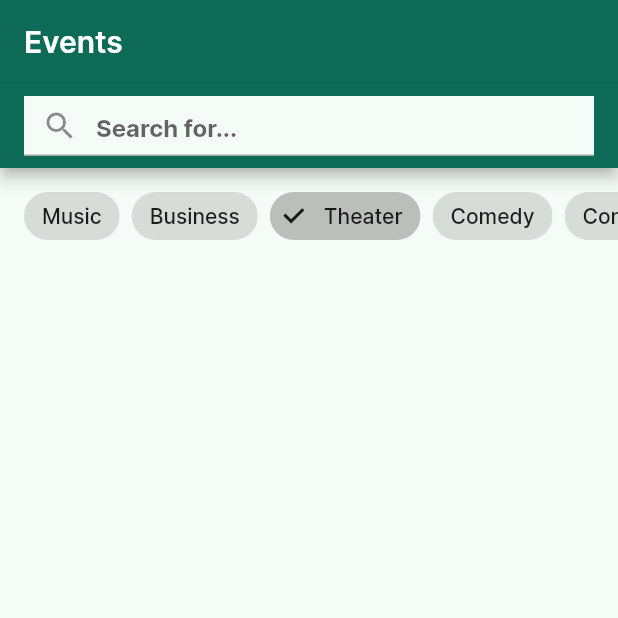
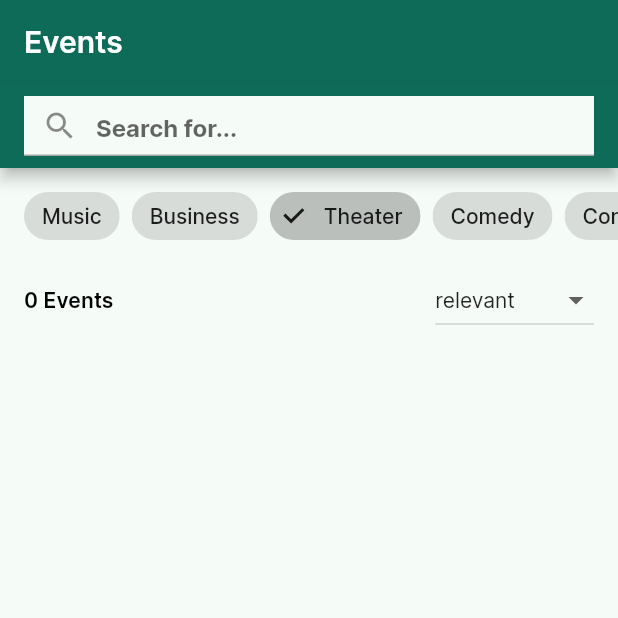
Before and after one commit to juanpa097/teapptro, a Flutter app: the screen it shows after launch, on a phone screen of 412 x 824 dp, the top half of it. Run offline on Flutter 3.47's test engine with Material 2 defaults, Android fonts, the phone set to English and light mode, and no system bars; our stand-ins replace cloud_firestore, dartz, firebase_core, flutter_bloc, freezed_annotation, get_it and 2 more; accounts and stored records are empty.

Commit message:
Connected the summary bar ro backend

```diff
--- a/lib/features/search/data/repositories/events_repository_impl.dart
+++ b/lib/features/search/data/repositories/events_repository_impl.dart
@@ -1,6 +1,5 @@
 import 'package:cloud_firestore/cloud_firestore.dart';
 import 'package:dartz/dartz.dart';
-import 'package:flutter/material.dart';
 import 'package:injectable/injectable.dart';
 import 'package:rxdart/rxdart.dart';
 
@@ -30,11 +29,8 @@ class EventsRepositoryImpl extends EventsRepository {
                 .toList(),
           ),
         )
-        // Error to when the mapping failed.
         .onErrorReturnWith(
       (Object e, StackTrace stackTrace) {
-        debugPrint(e is Error ? e.toString() : '>>>>>>>>>>>>>>>>>>>>>>>');
-        debugPrintStack(stackTrace: stackTrace);
         return left(
           EventFailure.unexpected(e is Error ? e : null),
         );
--- a/lib/features/search/presentation/pages/search_event_page.dart
+++ b/lib/features/search/presentation/pages/search_event_page.dart
@@ -1,13 +1,16 @@
 import 'package:flutter/material.dart';
 import 'package:flutter_bloc/flutter_bloc.dart';
 
+import '../../../../common/presentation/build_context_extentions.dart';
 import '../../../../common/presentation/spacing.dart';
 import '../../../../injection.dart';
 import '../../domain/entities/event.dart';
 import '../bloc/events_watcher/events_watcher_bloc.dart';
 import '../widgets/event_item_card_widget.dart';
+import '../widgets/events_summary_widget.dart';
 import '../widgets/filter_list_widget.dart';
 import '../widgets/search_sliver_app_bar_widget.dart';
+import 'search_event_loading_page.dart';
 
 class SearchEventPage extends StatelessWidget {
   const SearchEventPage({super.key});
@@ -26,40 +29,43 @@ class SearchEventPage extends StatelessWidget {
               slivers: [
                 const SearchSliverAppBarWidget(),
                 const FilterListWidget(),
-                SliverPadding(
+                state.map(
+                  initial: (state) => const SliverFillRemaining(
+                      child: SearchEventLoadingEvent()),
+                  loadInProgress: (state) => const SliverFillRemaining(
+                      child: SearchEventLoadingEvent()),
+                  loadSuccess: (state) => SliverToBoxAdapter(
+                    child: Padding(
+                      padding: const EdgeInsets.only(
+                        left: Spacing.s16,
+                        right: Spacing.s16,
+                      ),
+                      child: EventSummaryWidget(
+                        numberOfEvents: state.events.length,
+                      ),
+                    ),
+                  ),
+                  loadFailure: (state) {
+                    context.errorSnackBar(state.failure.e);
+                    return const Text('Error');
+                  },
+                ),
+                state.maybeMap(
+                  loadSuccess: (state) => SliverPadding(
                     padding:
                         const EdgeInsets.symmetric(horizontal: Spacing.s16),
-                    sliver: state.map(
-                      initial: (EventsWatcherState state) => const SliverFillRemaining(
-                          child: Center(child: Text('Initial'))),
-                      loadFailure: (state) => SliverFillRemaining(
-                          child: Center(
-                              child: Text(state.failure.e?.toString() ?? ''))),
-                      loadInProgress: (state) => const SliverFillRemaining(
-                          child: Center(child: CircularProgressIndicator())),
-                      loadSuccess: (state) => SliverList(
-                        delegate: SliverChildBuilderDelegate(
-                            (BuildContext context, int index) {
+                    sliver: SliverList(
+                      delegate: SliverChildBuilderDelegate(
+                        childCount: state.events.length,
+                        (BuildContext context, int index) {
                           final Event event = state.events[index];
                           return EventItemCardWidget(event: event);
-                        }, childCount: state.events.length),
+                        },
                       ),
-                    )
-                    // SliverList(
-                    //   delegate: SliverChildListDelegate(
-                    //     [
-                    //       const EventSummaryWidget(),
-                    //       state.maybeMap(
-                    //         initial: (state) => const Text("Initial"),
-                    //         loadFailure: (state) => Text(state.failure.e?.toString() ?? ""),
-                    //         loadInProgress: (state) => const Text("Loading"),
-                    //         loadSuccess: (state) => Text(state.events.toString()),
-                    //         orElse: () => const Text("orElse"),
-                    //       )
-                    //     ],
-                    //   ),
-                    // ),
                     ),
+                  ),
+                  orElse: () => const SizedBox.shrink(),
+                ),
               ],
             );
           },
--- a/lib/features/search/presentation/widgets/events_summary_widget.dart
+++ b/lib/features/search/presentation/widgets/events_summary_widget.dart
@@ -1,15 +1,24 @@
 import 'package:flutter/material.dart';
+
 import 'sort_selector_widget.dart';
 
 class EventSummaryWidget extends StatelessWidget {
-  const EventSummaryWidget({super.key});
+  const EventSummaryWidget({
+    super.key,
+    required this.numberOfEvents,
+  });
+
+  final int numberOfEvents;
 
   @override
   Widget build(BuildContext context) {
     return Row(
       mainAxisAlignment: MainAxisAlignment.spaceBetween,
       children: [
-        Text('123 Events', style: Theme.of(context).textTheme.subtitle2),
+        Text(
+          '$numberOfEvents Events',
+          style: Theme.of(context).textTheme.subtitle2,
+        ),
         const SortSelectorWidget(),
       ],
     );
```
Also changed, not shown: lib/common/presentation/build_context_extentions.dart (added, +15 -0 lines), lib/features/search/presentation/pages/search_event_loading_page.dart (added, +12 -0 lines), lib/firebase_options.dart.
